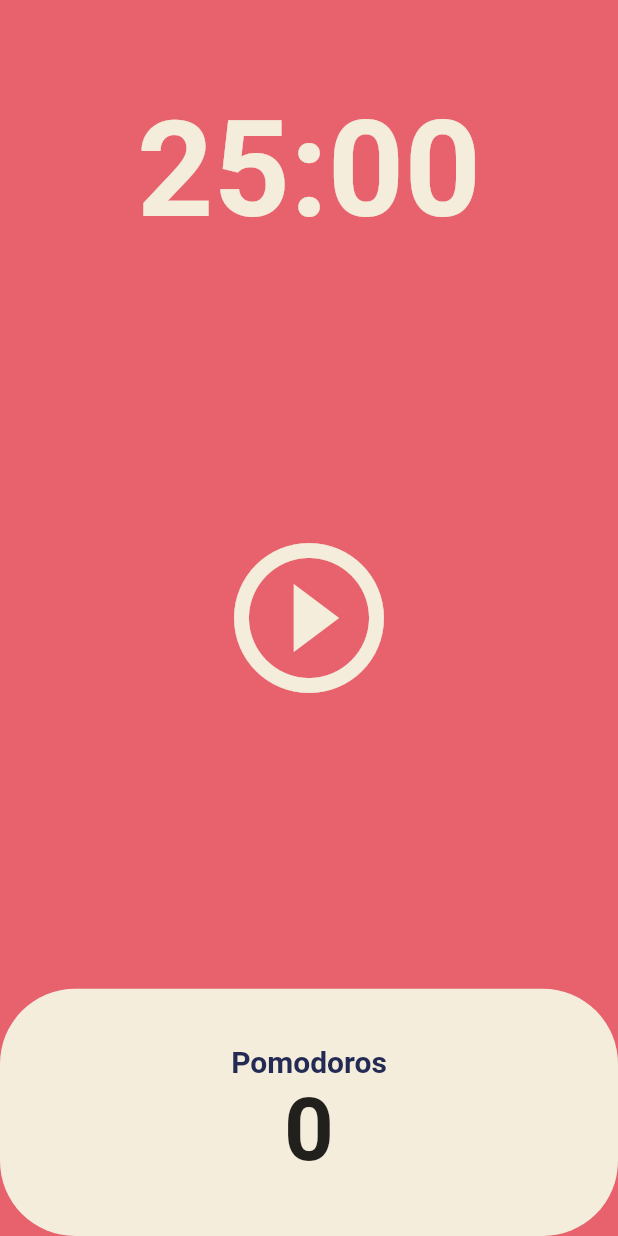
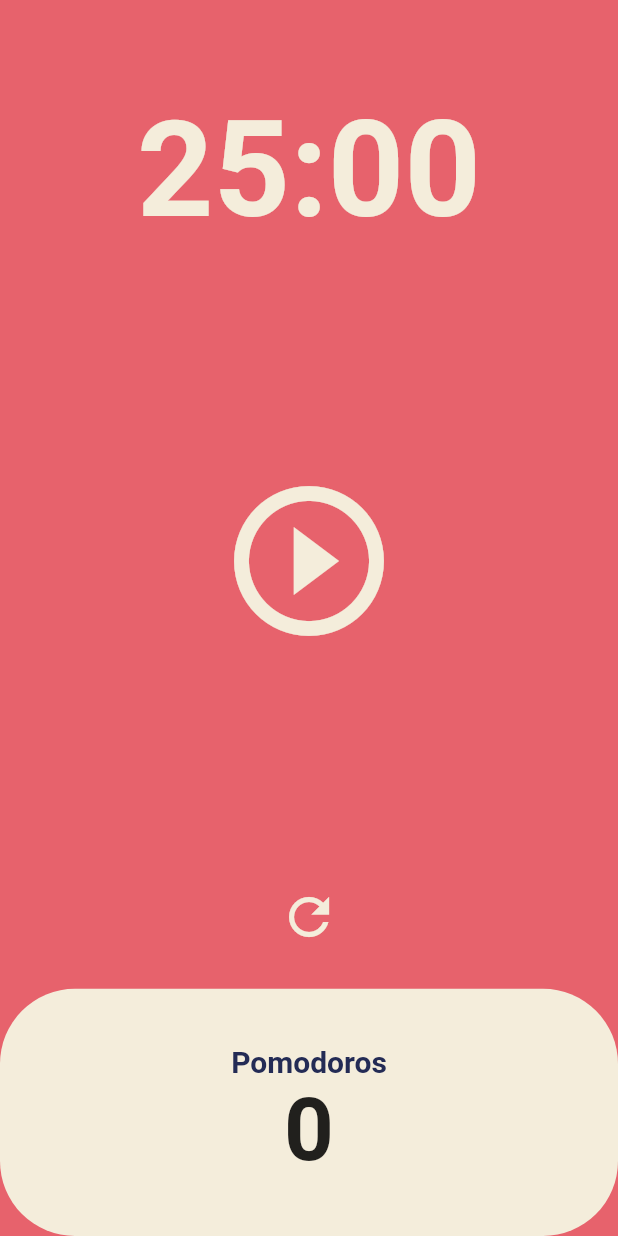
Before and after one commit to nohsangwoo/flutter-pomodoros, a Flutter app: the screen it shows after launch, on a phone screen of 412 x 824 dp. Run offline on Flutter 3.47's test engine with Material 2 defaults, Android fonts, the phone set to English and light mode, and no system bars.

Commit message:
reset button

```diff
--- a/lib/screens/home_screen.dart
+++ b/lib/screens/home_screen.dart
@@ -56,6 +56,14 @@ class _HomeScreenState extends State<HomeScreen> {
     });
   }
 
+  void onReset() {
+    setState(() {
+      totalPomodoros = 0;
+      totalSeconds = twentyFiveMinutes;
+    });
+    timer.cancel();
+  }
+
   String format(int seconds) {
     // 초를 받으면 분단위로 변환해준다.
     // 초단위 => mm:ss
@@ -91,17 +99,63 @@ class _HomeScreenState extends State<HomeScreen> {
           Flexible(
             flex: 3,
             // Flexible영역에서 가로세로 정 가운데 정렬
-            child: Center(
+            child: Column(
+              mainAxisAlignment: MainAxisAlignment.center,
+              children: [
+                Flexible(
+                  flex: 1,
+                  child: Column(
+                    children: [
+                      Expanded(
+                        child: Column(
+                          mainAxisAlignment: MainAxisAlignment.end,
+                          children: [
+                            Transform.translate(
+                              offset: const Offset(0, 30),
                               child: IconButton(
                                 iconSize: 120,
                                 color: Theme.of(context).cardColor,
-                onPressed: isRunning ? onPausePressed : onStartPerssed,
+                                onPressed:
+                                    isRunning ? onPausePressed : onStartPerssed,
                                 icon: Icon(
                                   isRunning
                                       ? Icons.pause_circle_outline
                                       : Icons.play_circle_outline,
                                 ),
                               ),
+                            ),
+                          ],
+                        ),
+                      ),
+                    ],
+                  ),
+                ),
+                Flexible(
+                  flex: 1,
+                  child: Column(
+                    children: [
+                      Expanded(
+                        child: Column(
+                          mainAxisAlignment: MainAxisAlignment.end,
+                          children: [
+                            Transform.translate(
+                              offset: const Offset(0, -20),
+                              child: IconButton(
+                                iconSize: 40,
+                                color: Theme.of(context).cardColor,
+                                onPressed: onReset,
+                                icon: const Icon(
+                                  Icons.refresh_outlined,
+                                ),
+                              ),
+                            ),
+                          ],
+                        ),
+                      ),
+                    ],
+                  ),
+                ),
+              ],
             ),
           ),
           Flexible(
```
Also changed, not shown: 1 other file. Lines whose indentation alone changed are shown as unchanged.
